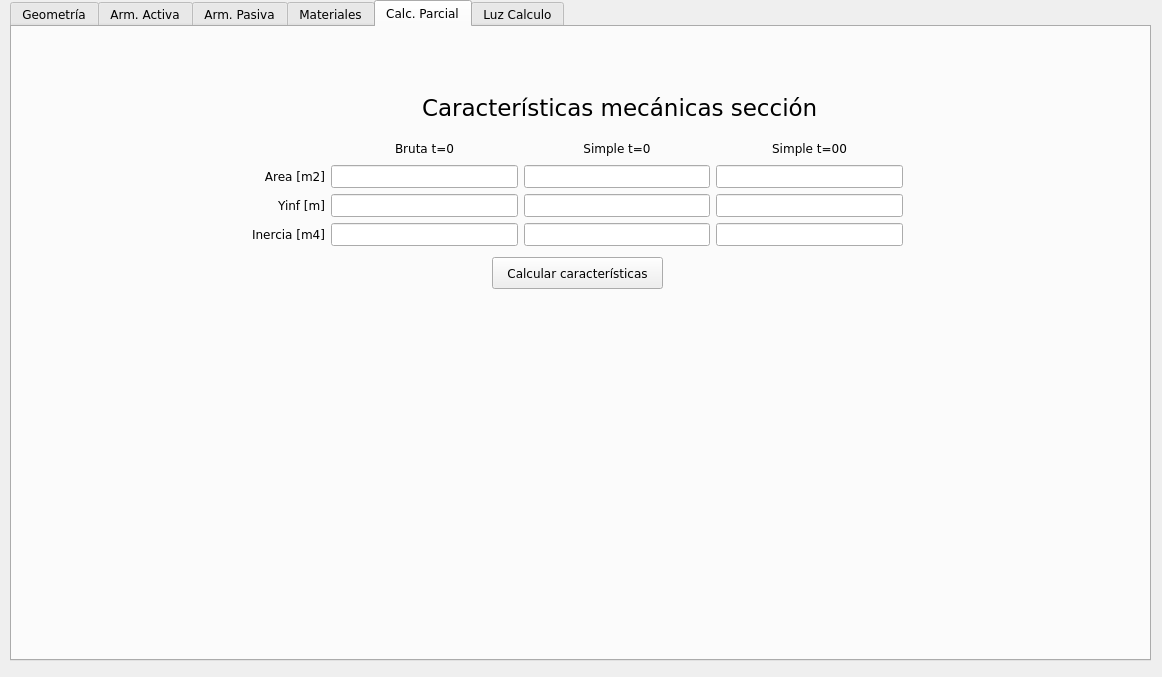
The window that ui_files/herramienta_trapecios_windows.ui (Sady-Guzman/herramienta_practica) describes before a commit, drawn with Qt 5.
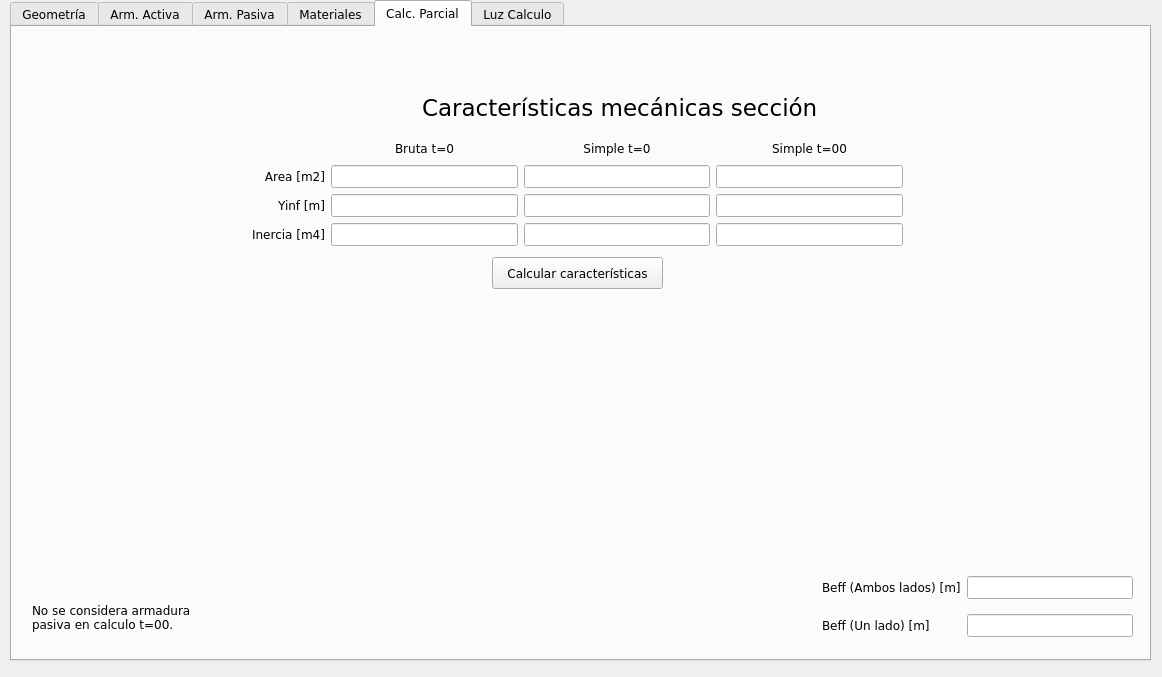
The same window after the commit. The open tabs and pages were chosen to show the change. Icons and pictures are not drawn.

```diff
--- a/ui_files/herramienta_trapecios_windows.ui
+++ b/ui_files/herramienta_trapecios_windows.ui
@@ -2323,6 +2323,68 @@
       <string>Calcular características</string>
      </property>
     </widget>
+    <widget class="QWidget" name="gridLayoutWidget_9">
+     <property name="geometry">
+      <rect>
+       <x>810</x>
+       <y>540</y>
+       <width>311</width>
+       <height>80</height>
+      </rect>
+     </property>
+     <layout class="QGridLayout" name="tab5_gridLayout_beff">
+      <item row="1" column="0">
+       <widget class="QLabel" name="tab5_label_beff_uno">
+        <property name="text">
+         <string>Beff (Un lado) [m]</string>
+        </property>
+       </widget>
+      </item>
+      <item row="0" column="0">
+       <widget class="QLabel" name="tab5_label_beff_ambos">
+        <property name="text">
+         <string>Beff (Ambos lados) [m]</string>
+        </property>
+       </widget>
+      </item>
+      <item row="0" column="1">
+       <widget class="QLineEdit" name="tab5_line_beff_ambos">
+        <property name="alignment">
+         <set>Qt::AlignmentFlag::AlignCenter</set>
+        </property>
+        <property name="readOnly">
+         <bool>true</bool>
+        </property>
+       </widget>
+      </item>
+      <item row="1" column="1">
+       <widget class="QLineEdit" name="tab5_line_beff_uno">
+        <property name="alignment">
+         <set>Qt::AlignmentFlag::AlignCenter</set>
+        </property>
+        <property name="readOnly">
+         <bool>true</bool>
+        </property>
+       </widget>
+      </item>
+     </layout>
+    </widget>
+    <widget class="QLabel" name="label_2">
+     <property name="geometry">
+      <rect>
+       <x>20</x>
+       <y>560</y>
+       <width>191</width>
+       <height>61</height>
+      </rect>
+     </property>
+     <property name="text">
+      <string>No se considera armadura pasiva en calculo t=00.</string>
+     </property>
+     <property name="wordWrap">
+      <bool>true</bool>
+     </property>
+    </widget>
    </widget>
    <widget class="QWidget" name="tab_6">
     <attribute name="title">
```
Left out of the diff: 2 changed lines with no effect on the pictures.
